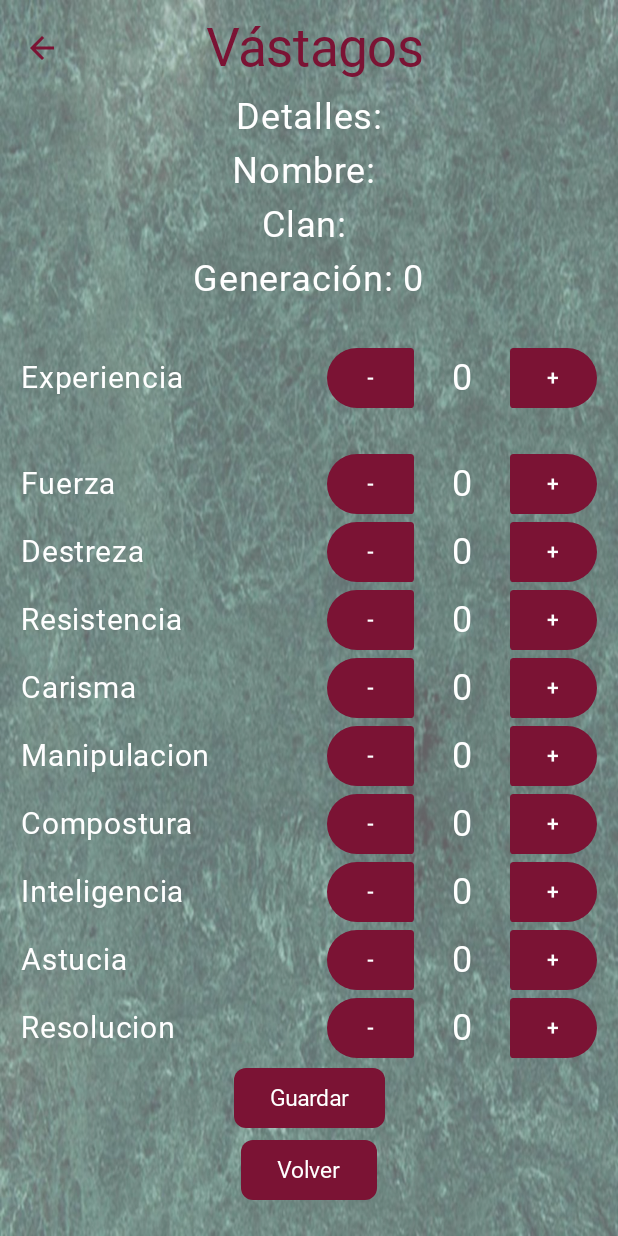
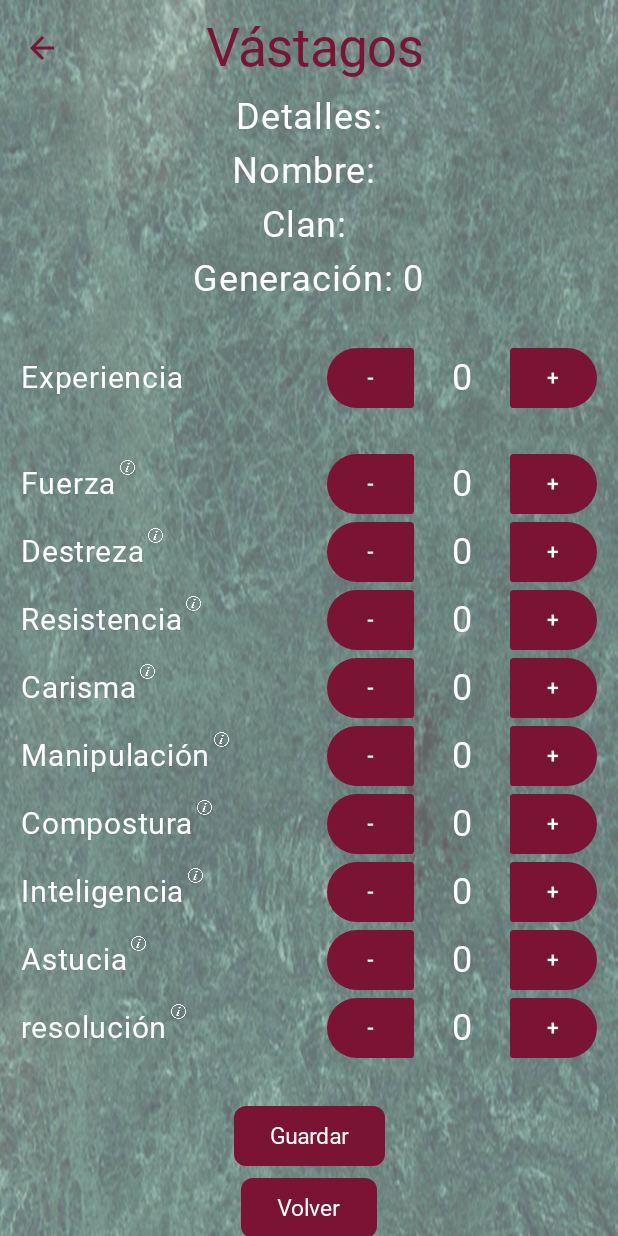
Before and after one commit to morgul27/Proyecto, an Android app built with Jetpack Compose: the MejorarPersonaje screen opened through its navigation route, on a phone screen of 412 x 824 dp. Run offline under Robolectric (Android 15) with nearby library versions, the phone set to English and light mode, and no system bars; our stand-ins replace Room's generated code; Roboto replaces fonts that are not available here.

Commit message:
MejorarPersonaje
cambiado el texto para que tenga tilde

```diff
--- a/app/src/main/java/com/proyecto/screens/MCF2.kt
+++ b/app/src/main/java/com/proyecto/screens/MCF2.kt
@@ -180,7 +180,7 @@ fun MCF2BodyContent(
             "Compostura" -> viewModel.state.compostura = nuevoValor
             "Inteligencia" -> viewModel.state.inteligencia = nuevoValor
             "Astucia" -> viewModel.state.astucia = nuevoValor
-            "Resolucion" -> viewModel.state.resolucion = nuevoValor
+            "resolución" -> viewModel.state.resolucion = nuevoValor
             else -> Log.e("MDF2BodyContent", "Atributo desconocido: $atributo")
         }
         state.experiencia = exp3
@@ -200,7 +200,7 @@ fun MCF2BodyContent(
             "Compostura",
             "Inteligencia",
             "Astucia",
-            "Resolucion"
+            "resolución"
         )
     }
     val textoExplicacion = remember {
@@ -213,7 +213,7 @@ fun MCF2BodyContent(
             "Compostura",
             "Inteligencia",
             "Astucia",
-            "Resolucion"
+            "resolución"
         )
     }
 
--- a/app/src/main/java/com/proyecto/screens/MejorarPersonaje.kt
+++ b/app/src/main/java/com/proyecto/screens/MejorarPersonaje.kt
@@ -49,6 +49,7 @@ import androidx.navigation.NavController
 import com.proyecto.MPViewModel
 import com.proyecto.R
 import com.proyecto.SharedViewModel
+import com.proyecto.dialog.explicacion
 import com.proyecto.navigation.Screens
 import com.proyecto.ui.theme.Blanco
 import com.proyecto.ui.theme.Borgoña
@@ -158,11 +159,11 @@ fun MejorarPersonajeBodyContent(
             "Destreza" -> viewModel.state.destreza = nuevoValor
             "Resistencia" -> viewModel.state.resistencia = nuevoValor
             "Carisma" -> viewModel.state.carisma = nuevoValor
-            "Manipulacion" -> viewModel.state.manipulacion = nuevoValor
+            "Manipulación" -> viewModel.state.manipulacion = nuevoValor
             "Compostura" -> viewModel.state.compostura = nuevoValor
             "Inteligencia" -> viewModel.state.inteligencia = nuevoValor
             "Astucia" -> viewModel.state.astucia = nuevoValor
-            "Resolucion" -> viewModel.state.resolucion = nuevoValor
+            "resolución" -> viewModel.state.resolucion = nuevoValor
             else -> Log.e("MDF2BodyContent", "Atributo desconocido: $atributo")
         }
         state.experiencia = exp3
@@ -178,12 +179,25 @@ fun MejorarPersonajeBodyContent(
         "Destreza",
         "Resistencia",
         "Carisma",
-        "Manipulacion",
+        "Manipulación",
         "Compostura",
         "Inteligencia",
         "Astucia",
-        "Resolucion"
-    )
+        "resolución"
+    ) }
+
+    val textoExplicacion = remember {
+        mutableStateListOf(
+            "Fuerza",
+            "Destreza",
+            "Resistencia",
+            "Carisma",
+            "Manipulación",
+            "Compostura",
+            "Inteligencia",
+            "Astucia",
+            "resolución"
+        )
     }
 
     val nombreVas = sharedViewModel.vasName.value ?: ""
@@ -307,8 +321,10 @@ fun MejorarPersonajeBodyContent(
                 ) {
 
                     Box(Modifier.size(200.dp, 45.dp)) {
-                        Text(
-                            atributos[index],
+                        explicacion(
+                            texto = atributos[index],
+                            textoT = atributos[index],
+                            textoExpl = textoExplicacion[index],
                             Modifier.align(Alignment.CenterStart),
                             fontSize = 20.sp,
                         )
@@ -365,6 +381,7 @@ fun MejorarPersonajeBodyContent(
 
         // Botón de guardar
         item {
+            Spacer(modifier = Modifier.height(25.dp))
             DefaultButton(onClick = {
                 state.fuerza_voluntad = state.resolucion?.let { state.compostura?.plus(it) }
                 state.salud = state.resistencia?.plus(3)
```
